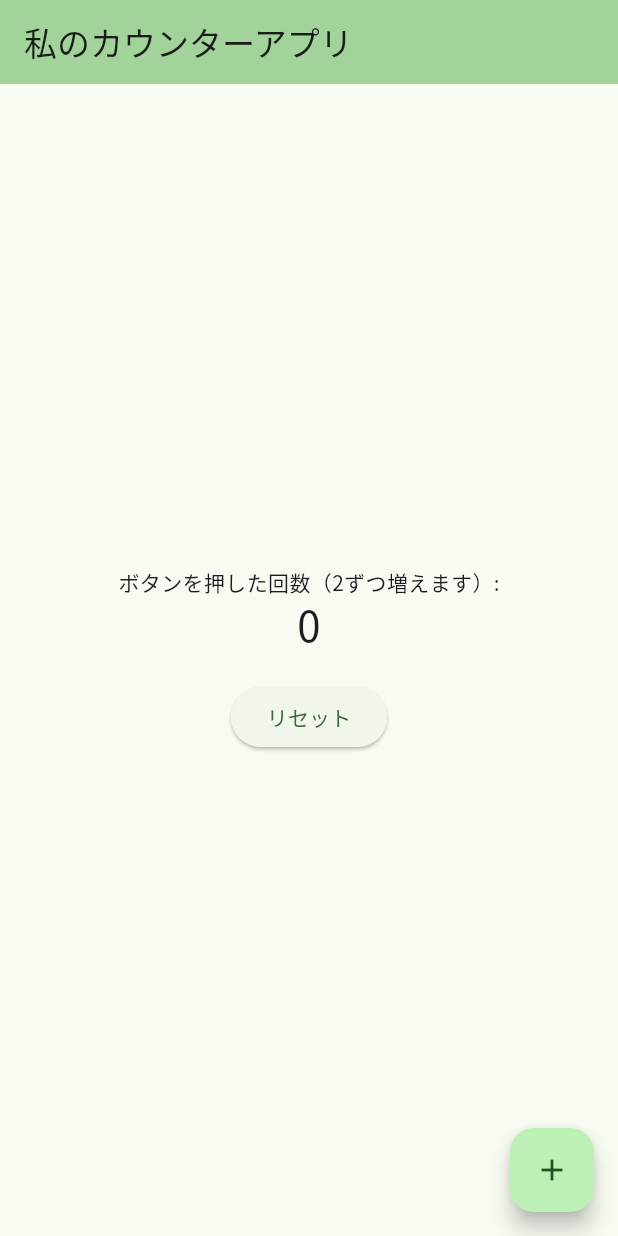
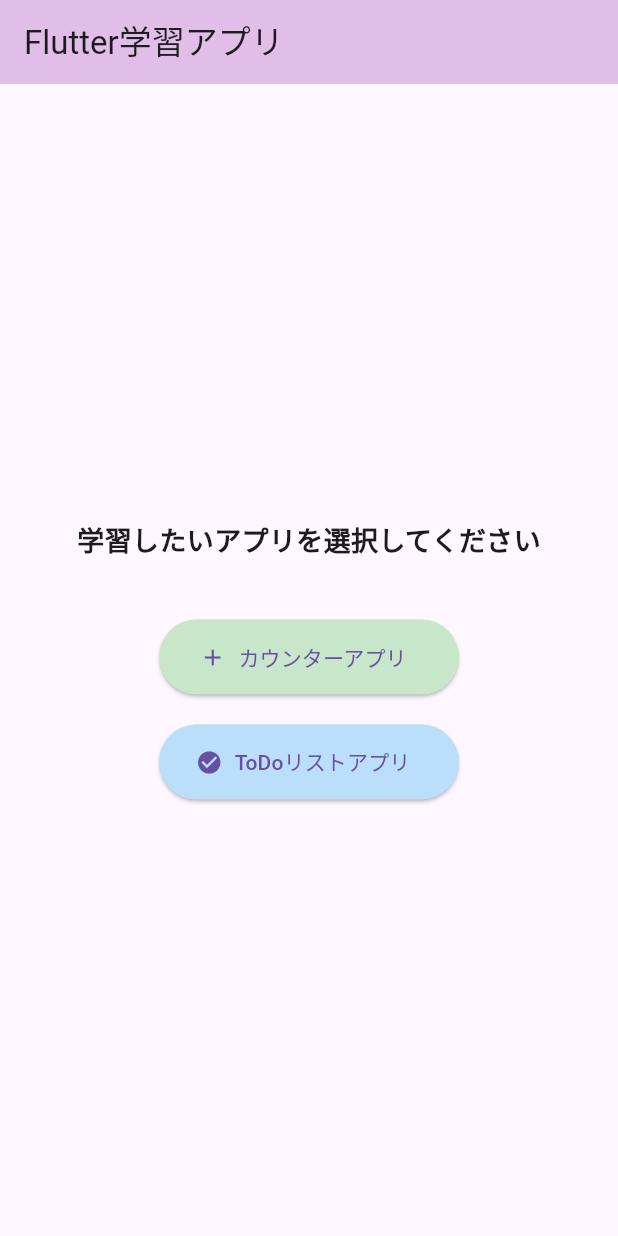
Before and after one commit to wista110/flutter-tutorial, a Flutter app: the screen it shows after launch, on a phone screen of 412 x 824 dp. Run offline on Flutter 3.47's test engine with Material 3 defaults, Android fonts, the phone set to English and light mode, and no system bars; our stand-ins replace google_fonts.

Commit message:
TODOアプリを作成中

```diff
--- a/lib/main.dart
+++ b/lib/main.dart
@@ -1,125 +1,74 @@
 import 'package:flutter/material.dart';
-import 'package:google_fonts/google_fonts.dart'; // 日本語フォント対応のため追加
+import 'counter_app.dart'; // カウンターアプリをインポート
+import 'todo_app.dart';    // ToDoアプリをインポート
 
 void main() {
-  runApp(const MyApp());
+  // どちらのアプリを起動するか選択
+  runApp(const AppSelector());
 }
 
-class MyApp extends StatelessWidget {
-  const MyApp({super.key});
+// アプリ選択画面
+class AppSelector extends StatelessWidget {
+  const AppSelector({super.key});
 
-  // This widget is the root of your application.
   @override
   Widget build(BuildContext context) {
     return MaterialApp(
-      title: '私のカウンターアプリ', // タイトルを日本語に変更
-      theme: ThemeData(
-        // アプリのテーマ設定
-        // テーマカラーを緑色に変更してみました！
-        colorScheme: ColorScheme.fromSeed(seedColor: Colors.green),
-        // 日本語対応フォントを設定
-        textTheme: GoogleFonts.notoSansJpTextTheme(),
-      ),
-      home: const MyHomePage(title: '私のカウンターアプリ'),
-    );
-  }
-}
-
-class MyHomePage extends StatefulWidget {
-  const MyHomePage({super.key, required this.title});
-
-  // This widget is the home page of your application. It is stateful, meaning
-  // that it has a State object (defined below) that contains fields that affect
-  // how it looks.
-
-  // This class is the configuration for the state. It holds the values (in this
-  // case the title) provided by the parent (in this case the App widget) and
-  // used by the build method of the State. Fields in a Widget subclass are
-  // always marked "final".
-
-  final String title;
-
-  @override
-  State<MyHomePage> createState() => _MyHomePageState();
-}
-
-class _MyHomePageState extends State<MyHomePage> {
-  int _counter = 0;
-
-  void _incrementCounter() {
-    setState(() {
-      // カウンターを2ずつ増やすように変更しました！
-      // This call to setState tells the Flutter framework that something has
-      // changed in this State, which causes it to rerun the build method below
-      // so that the display can reflect the updated values. If we changed
-      // _counter without calling setState(), then the build method would not be
-      // called again, and so nothing would appear to happen.
-      _counter += 2; // _counter++から_counter += 2に変更
-    });
-  }
-
-  // 新しく追加：カウンターをリセットする関数
-  void _resetCounter() {
-    setState(() {
-      _counter = 0; // カウンターを0に戻す
-    });
-  }
-
-  @override
-  Widget build(BuildContext context) {
-    // This method is rerun every time setState is called, for instance as done
-    // by the _incrementCounter method above.
-    //
-    // The Flutter framework has been optimized to make rerunning build methods
-    // fast, so that you can just rebuild anything that needs updating rather
-    // than having to individually change instances of widgets.
-    return Scaffold(
+      title: 'Flutter学習アプリ',
+      home: Scaffold(
         appBar: AppBar(
-        // TRY THIS: Try changing the color here to a specific color (to
-        // Colors.amber, perhaps?) and trigger a hot reload to see the AppBar
-        // change color while the other colors stay the same.
-        backgroundColor: Theme.of(context).colorScheme.inversePrimary,
-        // Here we take the value from the MyHomePage object that was created by
-        // the App.build method, and use it to set our appbar title.
-        title: Text(widget.title),
+          title: const Text('Flutter学習アプリ'),
+          backgroundColor: Colors.purple.shade100,
         ),
         body: Center(
-        // Center is a layout widget. It takes a single child and positions it
-        // in the middle of the parent.
           child: Column(
-          // Column is also a layout widget. It takes a list of children and
-          // arranges them vertically. By default, it sizes itself to fit its
-          // children horizontally, and tries to be as tall as its parent.
-          //
-          // Column has various properties to control how it sizes itself and
-          // how it positions its children. Here we use mainAxisAlignment to
-          // center the children vertically; the main axis here is the vertical
-          // axis because Columns are vertical (the cross axis would be
-          // horizontal).
-          //
-          // TRY THIS: Invoke "debug painting" (choose the "Toggle Debug Paint"
-          // action in the IDE, or press "p" in the console), to see the
-          // wireframe for each widget.
             mainAxisAlignment: MainAxisAlignment.center,
-          children: <Widget>[
-            const Text('ボタンを押した回数（2ずつ増えます）:'),
-            Text(
-              '$_counter',
-              style: Theme.of(context).textTheme.headlineMedium,
+            children: [
+              const Text(
+                '学習したいアプリを選択してください',
+                style: TextStyle(fontSize: 18, fontWeight: FontWeight.bold),
               ),
-            const SizedBox(height: 20), // 間隔を空ける
-            ElevatedButton(
-              onPressed: _resetCounter,
-              child: const Text('リセット'),
+              const SizedBox(height: 40),
+
+              // カウンターアプリボタン
+              ElevatedButton.icon(
+                onPressed: () {
+                  Navigator.of(context).push(
+                    MaterialPageRoute(
+                      builder: (context) => const CounterApp(),
+                    ),
+                  );
+                },
+                icon: const Icon(Icons.add),
+                label: const Text('カウンターアプリ'),
+                style: ElevatedButton.styleFrom(
+                  minimumSize: const Size(200, 50),
+                  backgroundColor: Colors.green.shade100,
+                ),
+              ),
+
+              const SizedBox(height: 20),
+
+              // ToDoアプリボタン
+              ElevatedButton.icon(
+                onPressed: () {
+                  Navigator.of(context).push(
+                    MaterialPageRoute(
+                      builder: (context) => const TodoApp(),
+                    ),
+                  );
+                },
+                icon: const Icon(Icons.check_circle),
+                label: const Text('ToDoリストアプリ'),
+                style: ElevatedButton.styleFrom(
+                  minimumSize: const Size(200, 50),
+                  backgroundColor: Colors.blue.shade100,
+                ),
               ),
             ],
           ),
         ),
-      floatingActionButton: FloatingActionButton(
-        onPressed: _incrementCounter,
-        tooltip: 'カウンターを増やす', // ツールチップを日本語に変更
-        child: const Icon(Icons.add),
-      ), // This trailing comma makes auto-formatting nicer for build methods.
+      ),
     );
   }
 }
```
Also changed, not shown: lib/counter_app.dart (added, +127 -0 lines), lib/todo_app.dart (added, +222 -0 lines), 1 other file. Lines whose indentation alone changed are shown as unchanged.
